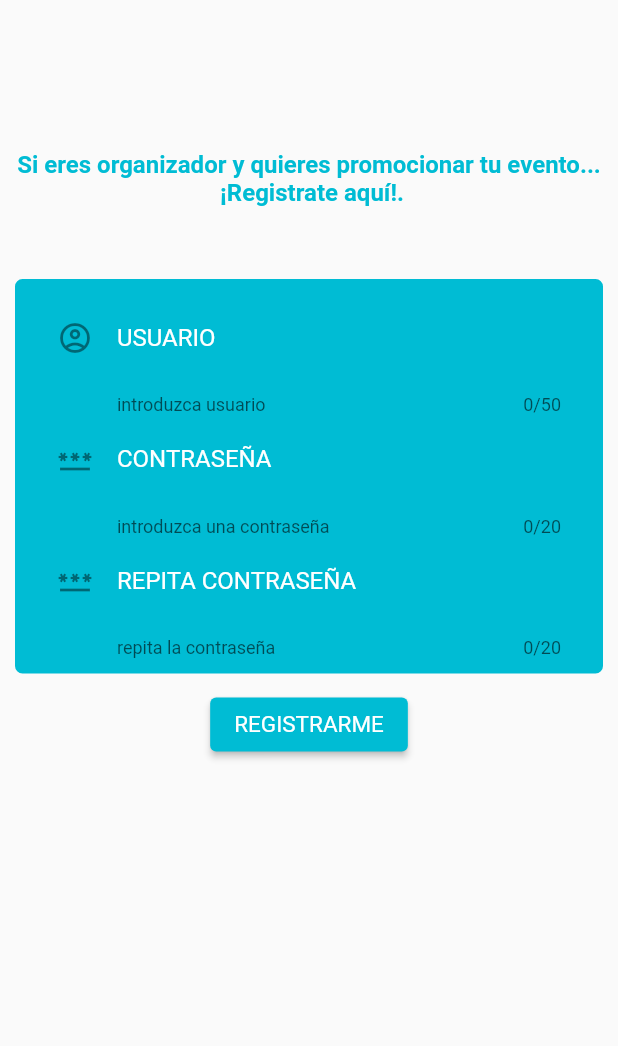
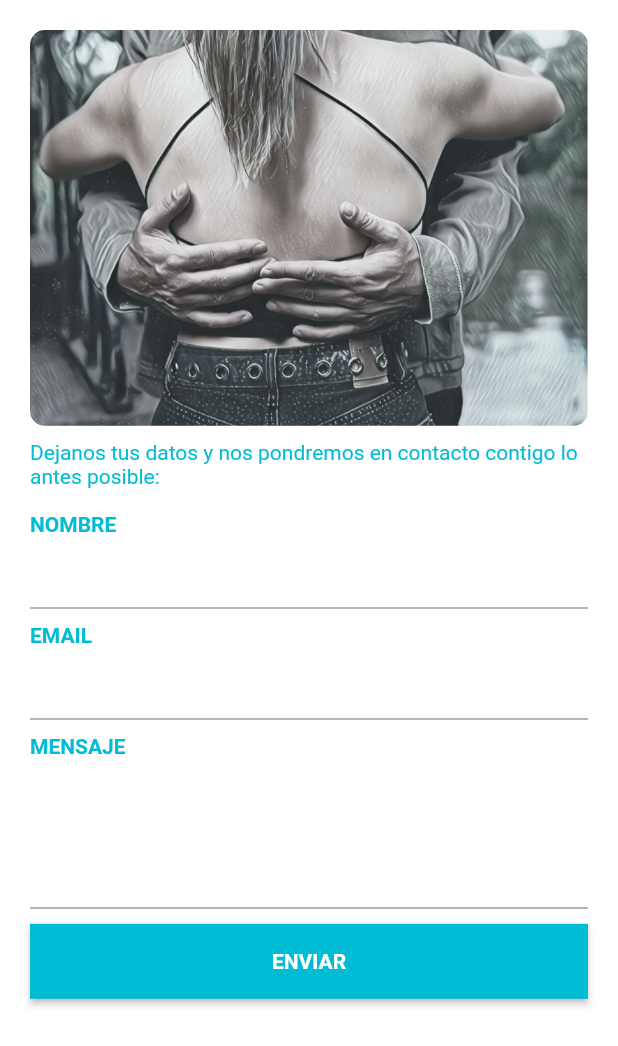
Before and after one commit to KarenVon/sbkzBailas, a Flutter app: the Register_View screen opened by its route, on a phone screen of 412 x 824 dp. Shown: the top 1046 px of the screen. Run offline on Flutter 3.47's test engine with Material 2 defaults, Android fonts, the phone set to English and light mode, and no system bars; our stand-ins replace awesome_notifications, cloud_firestore, firebase_auth, firebase_core, firebase_storage, flutter_markdown and 1 more; accounts and stored records are empty; Roboto replaces fonts that are missing (familyName).

Commit message:
Envio de mail para registro usuario

```diff
--- a/lib/src/initial_views/Register_View.dart
+++ b/lib/src/initial_views/Register_View.dart
@@ -1,152 +1,71 @@
-import 'package:firebase_auth/firebase_auth.dart';
+
+import 'dart:convert';
 import 'package:flutter/cupertino.dart';
 import 'package:flutter/material.dart';
 import 'package:flutter/services.dart';
-import '../Custom_widgets/KVinputText.dart';
-import '../Home_Views/Orga_View.dart';
+import 'package:http/http.dart' as http;
 
 
 /*Vista desde donde los organizadores pueden registrarse para crear eventos*/
 
-class Register_View extends StatelessWidget {
-  Register_View({Key? key}) : super(key: key);
+class Register_View extends StatefulWidget {
+  @override
+  _Register createState() => _Register();
+}
 
-  KVInputText inputUser =KVInputText(
-    iLongitudPalabra: 50,
-    sHelperText: 'introduzca usuario',
-    sTitulo: 'USUARIO',
-    icIzq: Icon(Icons.account_circle_outlined),
-    textEditingController: TextEditingController(),
-    validator: (String? value) {
-      if (value!.isEmpty ||
-          !RegExp(r'^[\w-\.]+@([\w-]+\.)+[\w]{2,4}').hasMatch(value)) {
-        return "EMAIL NO VALIDO";
-      } else {
-        return null;
-      }
-    },
-  );
+class _Register extends State<Register_View>{
+  final controllerName = TextEditingController();
+  final controllerMail = TextEditingController();
+  final controllerMessage = TextEditingController();
 
-  KVInputText inputPass = KVInputText(
-      iLongitudPalabra: 20,
-      sHelperText: 'introduzca una contraseña',
-      sTitulo: 'CONTRASEÑA',
-      icIzq: Icon(Icons.password),
-      blIsPasswordInput: true,
-      textEditingController: TextEditingController(),
-      validator: (String? value) {
-        print("---------->>>>>>>>>>>>>>>!!!!!!!!!!!!!!!!!!!!! ");
-        if (value!.isEmpty || value.length!<6 ) {
-          return "CONTRASEÑA INCORRECTA";
-        } else {
-          return null;
-        }
-      }
-  );
-
-  KVInputText inputPassBis = KVInputText(
-    iLongitudPalabra: 20,
-    sHelperText: 'repita la contraseña',
-    sTitulo: 'REPITA CONTRASEÑA',
-    icIzq: Icon(Icons.password),
-    blIsPasswordInput: true,
-    textEditingController: TextEditingController(),
-  );
-
-  var txt = TextEditingController();
-
-
-
-  Future<void> registerPressed(
-      String emailAddress, String password, BuildContext context) async {
-    try {
-      final credential =
-          await FirebaseAuth.instance.createUserWithEmailAndPassword(
-        email: emailAddress,
-        password: password,
-      );
-      //si se registra correctamente --> vista de organizador (insertar evento)
-      Navigator.push(
-          context, MaterialPageRoute(builder: (context) => const Orga_View()));
-    } on FirebaseAuthException catch (e) {
-      if (e.code == 'weak-password') {
-        print('The password provided is too weak.');
-      } else if (e.code == 'email-already-in-use') {
-        txt.text = "el usuario ya existe";
-      }
-    } catch (e) {
-      print(e);
-    }
-  }
-
-  final formkey = GlobalKey<FormState>();
 
   @override
   Widget build(BuildContext context) {
-    //subo aqui arriba los inputText para poder usarlos en el loginpressed
-
 
     return Scaffold(
-
-      body:Form(
-        key: formkey,
-        child: ListView(
+      backgroundColor: Colors.white,
+      body:SingleChildScrollView(
+        padding: const EdgeInsets.all(20),
+        child: Column(
           children: [
             Container(
-              padding: const EdgeInsets.only(top: 100.0),
-              child: const Text(
-                'Si eres organizador y quieres promocionar tu evento...\n '
-                    '¡Registrate aquí!.\n\n',
-                style: TextStyle(
-                  fontFamily: AutofillHints.familyName,
-                  fontSize: 16,
-                  fontWeight: FontWeight.bold,
-                  color: Colors.cyan,
-                ),
-                textAlign: TextAlign.center,
+              //padding: const EdgeInsets.all(5),
+              margin: const EdgeInsets.fromLTRB(0, 0, 0, 10),
+              alignment: Alignment.center,
+              child:ClipRRect(
+                borderRadius: BorderRadius.circular(10),
+                child: Image.asset('assets/abrazo.png',
+                  fit: BoxFit.cover,
+              width: 2000,
+              colorBlendMode: BlendMode.darken,),
+            ),
+            ),
+            const Text('Dejanos tus datos y nos pondremos en contacto contigo lo antes posible:\n',
+              style: TextStyle(fontSize: 14,
+                  color: Colors.cyan),),
+            buildTextField(title: 'NOMBRE', controller: controllerName),
+            const SizedBox(height: 10),
+            buildTextField(title: 'EMAIL', controller: controllerMail),
+            const SizedBox(height: 10),
+            buildTextField(
+                title: 'MENSAJE',
+                controller: controllerMessage,
+                maxLines: 4),
+            const SizedBox(height: 10),
+            ElevatedButton(
+              style: ElevatedButton.styleFrom(
+                backgroundColor: Colors.cyan,
+                foregroundColor: Colors.white,
+                minimumSize: Size.fromHeight(50),
+                shape: RoundedRectangleBorder(),
+                textStyle: const TextStyle(fontSize: 14,
+                    fontWeight: FontWeight.bold,),
               ),
-            ),
-            Container(
-              alignment: Alignment.bottomCenter,
-              padding: const EdgeInsets.fromLTRB(20, 2, 20, 2),
-              margin: const EdgeInsets.fromLTRB(10, 10, 10, 10),
-              decoration: BoxDecoration(
-                color: Colors.cyan,
-                border: Border.all(color: Colors.cyan, width: 8),
-                borderRadius: BorderRadius.circular(5),
-              ),
-              child: Column(
-                mainAxisAlignment: MainAxisAlignment.center,
-                children: [
-                  inputUser,
-                  inputPass,
-                  inputPassBis,
-                ],
-              ),
-            ),
-            Container(
-              child: Column(
-                mainAxisAlignment: MainAxisAlignment.center,
-                children: [
-                  ElevatedButton(
-                    style: ButtonStyle(
-                        backgroundColor: MaterialStateProperty.all(Colors.cyan),
-                        textStyle: MaterialStateProperty.all(
-                            TextStyle(fontSize: 15, color: Colors.white))),
-                    onPressed: () {
-                      // Respond to button press
-                      if (inputPass.getText() == inputPassBis.getText()) {
-                        registerPressed(
-                            inputUser.getText()!, inputPass.getText()!, context);
-                      } else {
-                        txt.text = "ERROR : las constraseñas no coinciden";
-                      }
-                      //Navigator.push(context, MaterialPageRoute(builder: (_) => const Orga_View()));
-                    },
-                    child: Text("REGISTRARME"),
-                    //  style: TextStyle(color: Colors.cyan),
-                  ),
-                ],
+              child: Text('ENVIAR'),
+              onPressed: () => sendEmail(
+                name: controllerName.text,
+                mail: controllerMail.text,
+                message: controllerMessage.text,
               ),
             ),
           ],
@@ -154,4 +73,68 @@ class Register_View extends StatelessWidget {
       ) ,
     );
   }
-}
+
+  Future sendEmail({
+    required String name,
+    required String mail,
+    required String message,
+  }) async {
+    final serviceId='service_gne2daf';
+    final templateId ='template_nuwjzdg';
+    final userId ='1AwfFDmLz3aol-Yf8';
+
+    final url = Uri.parse('https://api.emailjs.com/api/v1.0/email/send');
+    final response = await http.post(
+        url,
+        headers: {
+          'origin': 'http://localhost',
+          'Content-type': 'application/json',
+        },
+        body: json.encode({
+          'service_id': serviceId,
+          'template_id': templateId,
+          'user_id': userId,
+          'template_params': {
+            'user_name': name,
+            'user_email': mail,
+            'user_message': message,
+          }
+        }),
+        );
+    print(response.body);
+    }
+  }
+
+Widget buildTextField({required String title,
+required TextEditingController controller, int maxLines =1,
+}) =>
+    Column(
+      crossAxisAlignment: CrossAxisAlignment.start,
+      children: [
+        Text(
+          title,
+          style: const TextStyle(fontSize: 14, fontWeight: FontWeight.bold,
+              color: Colors.cyan),
+        ),
+        const SizedBox(height: 0),
+        TextField(
+          cursorColor: Colors.cyan,
+          controller: controller,
+          maxLines: maxLines,
+          decoration: const InputDecoration(
+            enabledBorder: UnderlineInputBorder(
+              borderSide: BorderSide(color: Colors.black38)
+            ),
+            focusedBorder: UnderlineInputBorder(
+                borderSide: BorderSide(color: Colors.cyan)
+            ),
+            suffixIconColor: Colors.cyan,
+
+
+
+
+
+          ),
+        )
+      ],
+    );
```
Also changed, not shown: lib/src/initial_views/Login_View.dart (+4 -6 lines), pubspec.yaml (+7 -0 lines), pubspec.lock.
